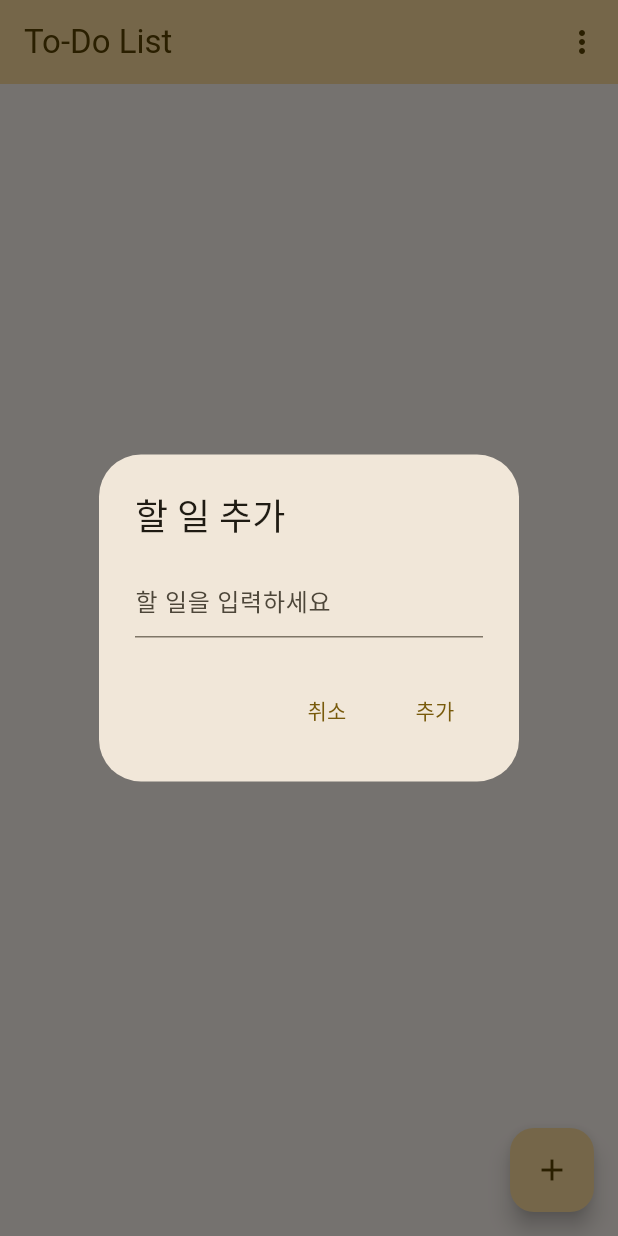
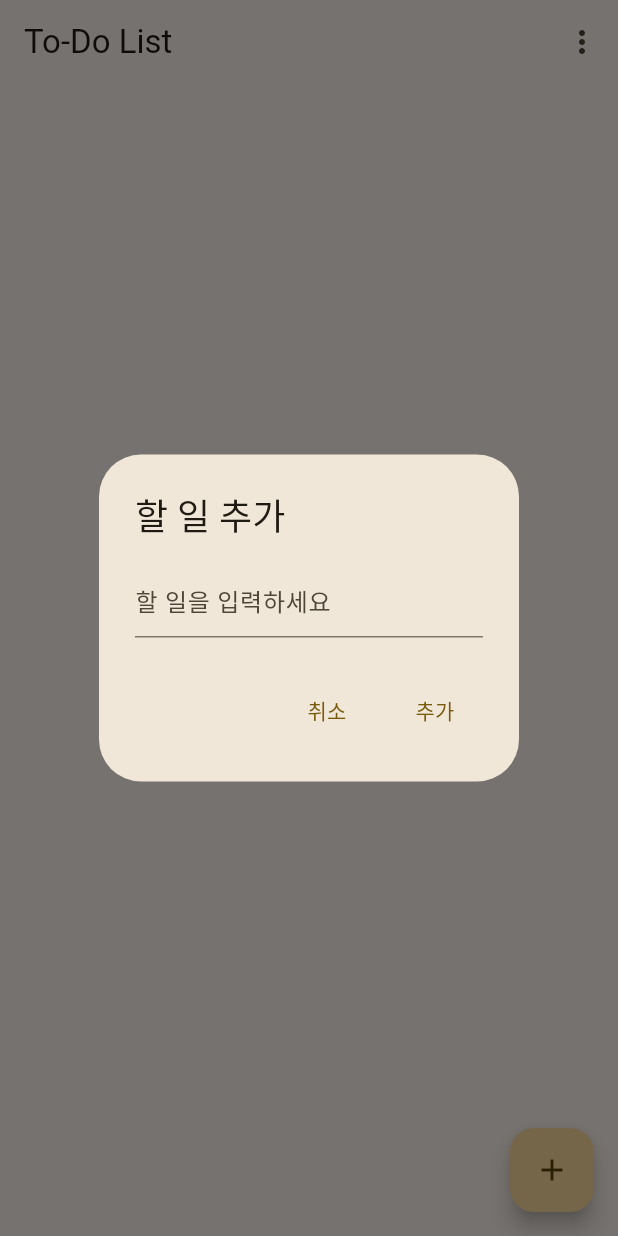
Before and after one commit to SteadyBuilder/todo_app, a Flutter app: the screen it shows after launch, after a tap on the "add" icon, on a phone screen of 412 x 824 dp. Run offline on Flutter 3.47's test engine with Material 3 defaults, Android fonts, the light colour scheme and no system bars; our stand-ins replace shared_preferences.

Commit message:
Step 10. 디자인 입히기 (colorScheme속성 , Card 위젯)

```diff
--- a/lib/main.dart
+++ b/lib/main.dart
@@ -223,8 +223,6 @@ class _TodoListScreenState extends State<TodoListScreen> {
     return Scaffold(
       appBar: AppBar(
         title: const Text('To-Do List'),
-        backgroundColor: Theme.of(context).colorScheme.primaryContainer,
-        foregroundColor: Theme.of(context).colorScheme.onPrimaryContainer,
         actions: [
           PopupMenuButton<String>(
             onSelected: (value) {
@@ -278,7 +276,7 @@ class _TodoListScreenState extends State<TodoListScreen> {
                     borderRadius: BorderRadius.circular(12.0),
                   ),
                   child: ListTile(
-                      contentPadding: const EdgeInsets.all(8.0),
+                    contentPadding: const EdgeInsets.all(10.0),
                     title: Text(
                       todoItem['task'],
                       style: TextStyle(
@@ -300,22 +298,23 @@ class _TodoListScreenState extends State<TodoListScreen> {
                       mainAxisSize: MainAxisSize.min,
                       children: [
                         IconButton(
-                            icon: const Icon(Icons.edit,
-                                color: Colors.blueAccent),
+                          icon:
+                              const Icon(Icons.edit, color: Colors.blueAccent),
                           onPressed: () {
                             _showEditTodoDialog(context, actualIndex);
                           },
                         ),
                         IconButton(
-                            icon: const Icon(Icons.delete,
-                                color: Colors.redAccent),
+                          icon:
+                              const Icon(Icons.delete, color: Colors.redAccent),
                           onPressed: () {
                             _deleteTodoItem(actualIndex); // 삭제 버튼 클릭 시 항목 삭제
                           },
                         ),
                       ],
                     ),
-                    ));
+                  ),
+                );
               },
             ),
       floatingActionButton: FloatingActionButton(
```
Lines whose indentation alone changed are shown as unchanged.
